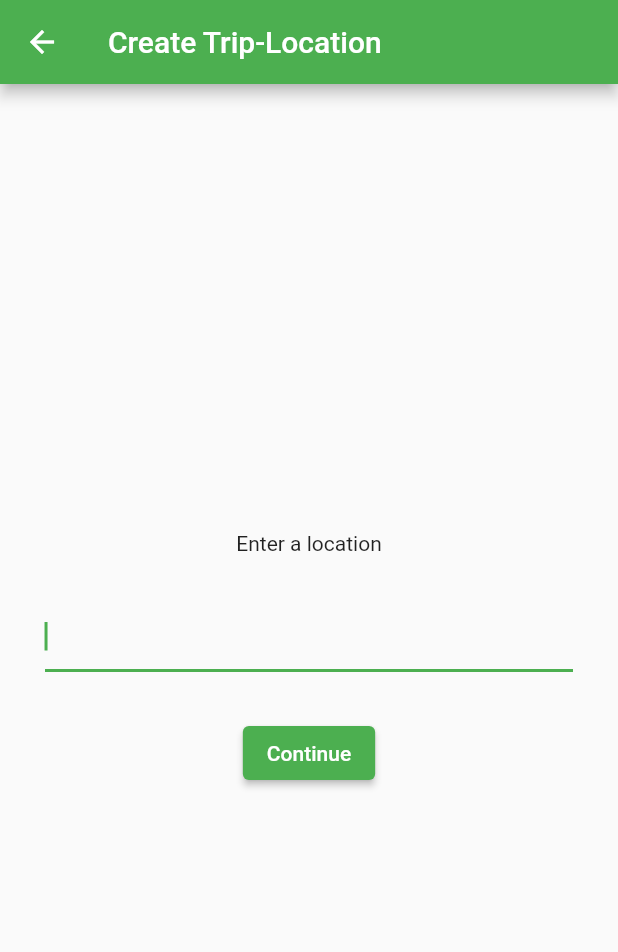
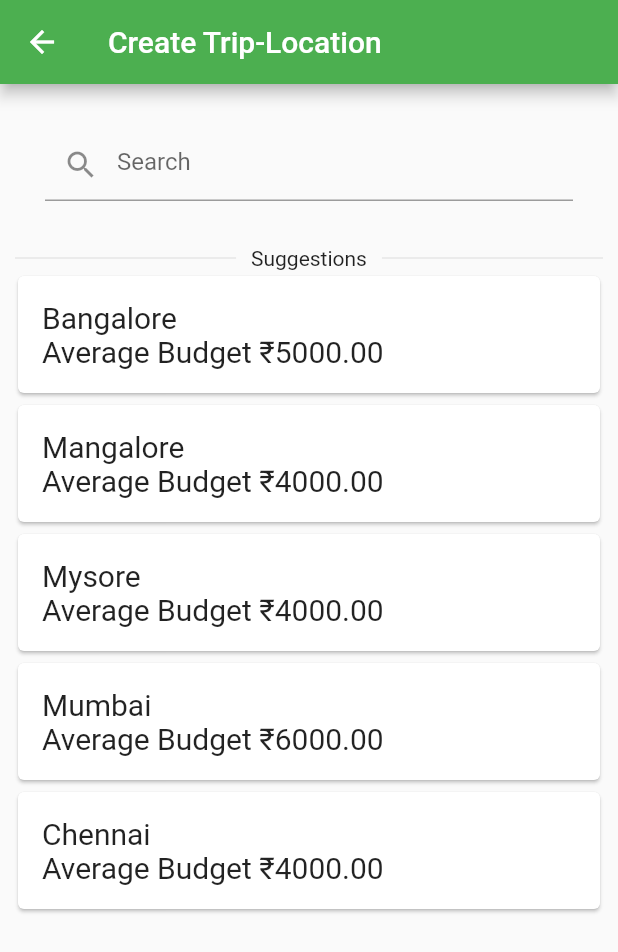
Before and after one commit to Shishirbagalkot/travel_budget_app, a Flutter app: the NewTripLocationView screen opened directly with empty values, on a phone screen of 412 x 824 dp. Shown: the top 952 px of the screen. Run offline on Flutter 3.47's test engine with Material 2 defaults, Android fonts, the phone set to English and light mode, and no system bars; our stand-ins replace auto_size_text, cloud_firestore, firebase_auth, firebase_core, flutter_spinkit, google_sign_in; missing offline and left inert: date_range_picker, flutter_auth_buttons; accounts and stored records are empty.

Commit message:
Hard Coded Place Suggestions

```diff
--- /dev/null
+++ b/lib/models/places.dart
@@ -0,0 +1,9 @@
+class Place {
+  String name;
+  double averageBudget;
+
+  Place(
+    this.name,
+    this.averageBudget
+  );
+}
--- a/lib/views/new_trips/location_view.dart
+++ b/lib/views/new_trips/location_view.dart
@@ -1,11 +1,20 @@
 import 'package:flutter/material.dart';
 import 'package:travel_treasury/models/trip.dart';
-import 'package:travel_treasury/views/new_trips/date_view.dart';
+import 'package:travel_treasury/models/places.dart';
+import 'package:travel_treasury/widgets/divider_with_text_widget.dart';
 
 class NewTripLocationView extends StatelessWidget {
 
   final Trip trip;
   NewTripLocationView({Key key, @required this.trip}) : super(key: key);
+
+  final List<Place> _placesList = [
+    Place("Bangalore", 5000.00),
+    Place("Mangalore", 4000.00),
+    Place("Mysore", 4000.00),
+    Place("Mumbai", 6000.00),
+    Place("Chennai", 4000.00),
+  ];
 
   @override
   Widget build(BuildContext context) {
@@ -22,32 +31,64 @@ class NewTripLocationView extends StatelessWidget {
       ),
       body: Center(
         child: Column(
-          mainAxisAlignment: MainAxisAlignment.center,
           children: <Widget>[
-            Text("Enter a location"),
             Padding(
               padding: const EdgeInsets.all(30.0),
               child: TextField(
                 controller: _titleController,
-                autofocus: true,
+                decoration: InputDecoration(prefixIcon: Icon(Icons.search), hintText: "Search"),
               ),
             ),
-            ElevatedButton(
-              onPressed: () {
-                //changes value of title from null to text input in form
-                trip.title = _titleController.text;
-                Navigator.push(
-                  context,
-                  MaterialPageRoute(
-                    builder: (context) => NewTripDateView(trip: trip)
-                  ),
-                );
-              },
-              child: Text("Continue"),
+            Padding(
+              padding: const EdgeInsets.only(left: 10.0, right: 10.0),
+              child: DividerWithText(dividerText:"Suggestions"),
+            ),
+            Expanded(
+              child: ListView.builder(
+                itemCount: _placesList.length,
+                itemBuilder: (BuildContext context, int index) => buildPlaceCard(context, index),
+              ),
             ),
           ],
         ),
       ),
     );
   }
+
+  Widget buildPlaceCard(BuildContext context, int index) {
+    return Container(
+      child: Padding(
+        padding: const EdgeInsets.only(
+          left: 8.0,
+          right: 8.0),
+          child: Card(
+            child: InkWell(
+              child: Row(
+                children: <Widget>[
+                  Expanded(
+                    child: Padding(
+                      padding: const EdgeInsets.all(16.0),
+                      child: Column(
+                        children: <Widget>[
+                          Row(
+                            children: <Widget>[
+                              Text(_placesList[index].name, style: TextStyle(fontSize: 20.0),),
+                            ],
+                          ),
+                          Row(
+                            children: <Widget>[
+                              Text("Average Budget ₹${_placesList[index].averageBudget.toStringAsFixed(2)}", style: TextStyle(fontSize: 20.0),),
+                            ],
+                          ),
+                        ],
+                      ),
+                    )
+                  ),
+                ],
+              ),
+            ),
+          ),
+        ),
+    );
+  }
 }
--- /dev/null
+++ b/lib/widgets/divider_with_text_widget.dart
@@ -0,0 +1,27 @@
+import 'package:flutter/material.dart';
+
+
+/*this class creates a divider with the text specified for dividerText and places
+it in between the two dividers*/
+class DividerWithText extends StatelessWidget {
+  final dividerText;
+
+  const DividerWithText({Key key, @required this.dividerText}) : super(key: key);
+
+  @override
+  Widget build(BuildContext context) {
+    return Row(
+      children: [
+        Expanded(child: Padding(
+          padding: const EdgeInsets.only(right: 10.0),
+          child: Divider(),
+        )),
+        Text("Suggestions"),
+        Expanded(child: Padding(
+          padding: const EdgeInsets.only(left: 10.0),
+          child: Divider(),
+        )),
+      ],
+    );
+  }
+}
```
